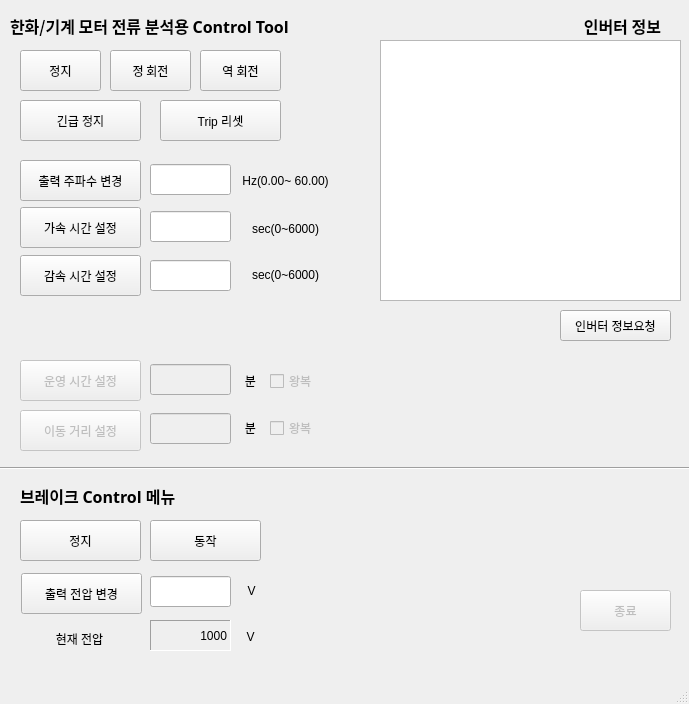
Before: the Qt Designer form inverterUI.ui in kimyh2000/pas-motor, drawn with Qt 5.
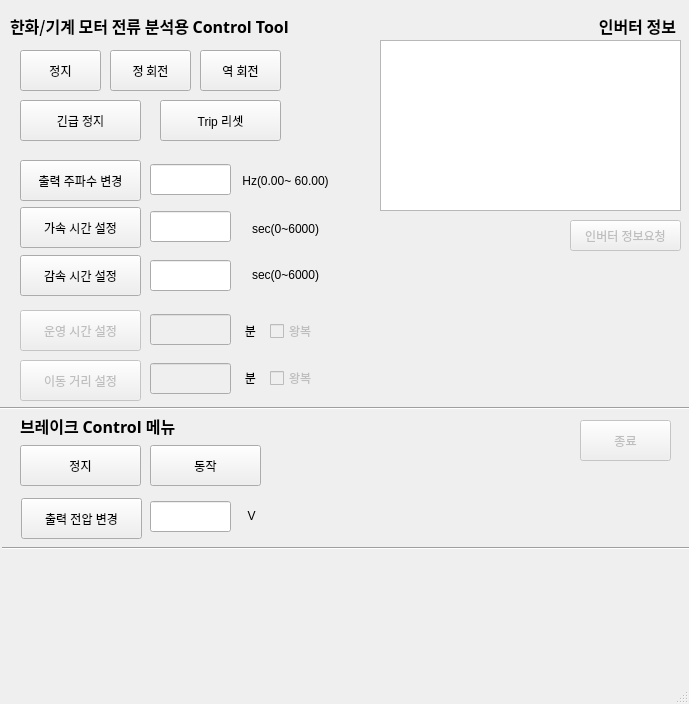
After: the same form once the commit is applied.

Commit message: Break 기능을 UI에 연결함

Patch:
```diff
--- a/inverterUI.ui
+++ b/inverterUI.ui
@@ -203,7 +203,7 @@
     <property name="geometry">
      <rect>
       <x>240</x>
-      <y>365</y>
+      <y>315</y>
       <width>21</width>
       <height>31</height>
      </rect>
@@ -222,7 +222,7 @@
     <property name="geometry">
      <rect>
       <x>20</x>
-      <y>360</y>
+      <y>310</y>
       <width>121</width>
       <height>41</height>
      </rect>
@@ -238,7 +238,7 @@
     <property name="geometry">
      <rect>
       <x>270</x>
-      <y>373</y>
+      <y>323</y>
       <width>51</width>
       <height>16</height>
      </rect>
@@ -254,7 +254,7 @@
     <property name="geometry">
      <rect>
       <x>20</x>
-      <y>410</y>
+      <y>360</y>
       <width>121</width>
       <height>41</height>
      </rect>
@@ -267,7 +267,7 @@
     <property name="geometry">
      <rect>
       <x>240</x>
-      <y>412</y>
+      <y>362</y>
       <width>21</width>
       <height>31</height>
      </rect>
@@ -286,7 +286,7 @@
     <property name="geometry">
      <rect>
       <x>270</x>
-      <y>420</y>
+      <y>370</y>
       <width>51</width>
       <height>16</height>
      </rect>
@@ -299,7 +299,7 @@
     <property name="geometry">
      <rect>
       <x>150</x>
-      <y>520</y>
+      <y>445</y>
       <width>111</width>
       <height>41</height>
      </rect>
@@ -321,7 +321,7 @@
     <property name="geometry">
      <rect>
       <x>20</x>
-      <y>480</y>
+      <y>410</y>
       <width>221</width>
       <height>31</height>
      </rect>
@@ -342,7 +342,7 @@
     <property name="geometry">
      <rect>
       <x>20</x>
-      <y>520</y>
+      <y>445</y>
       <width>121</width>
       <height>41</height>
      </rect>
@@ -355,23 +355,7 @@
     <property name="geometry">
      <rect>
       <x>241</x>
-      <y>575</y>
-      <width>21</width>
-      <height>31</height>
-     </rect>
-    </property>
-    <property name="text">
-     <string>V</string>
-    </property>
-    <property name="alignment">
-     <set>Qt::AlignCenter</set>
-    </property>
-   </widget>
-   <widget class="QLabel" name="label_12">
-    <property name="geometry">
-     <rect>
-      <x>240</x>
-      <y>621</y>
+      <y>500</y>
       <width>21</width>
       <height>31</height>
      </rect>
@@ -387,7 +371,7 @@
     <property name="geometry">
      <rect>
       <x>21</x>
-      <y>573</y>
+      <y>498</y>
       <width>121</width>
       <height>41</height>
      </rect>
@@ -396,48 +380,10 @@
      <string>출력 전압 변경</string>
     </property>
    </widget>
-   <widget class="QLabel" name="label_13">
-    <property name="geometry">
-     <rect>
-      <x>29</x>
-      <y>623</y>
-      <width>101</width>
-      <height>31</height>
-     </rect>
-    </property>
-    <property name="text">
-     <string>현재 전압</string>
-    </property>
-    <property name="alignment">
-     <set>Qt::AlignCenter</set>
-    </property>
-   </widget>
-   <widget class="QLabel" name="label_CurVoltage">
-    <property name="geometry">
-     <rect>
-      <x>150</x>
-      <y>620</y>
-      <width>81</width>
-      <height>31</height>
-     </rect>
-    </property>
-    <property name="frameShape">
-     <enum>QFrame::Panel</enum>
-    </property>
-    <property name="frameShadow">
-     <enum>QFrame::Sunken</enum>
-    </property>
-    <property name="text">
-     <string>1000</string>
-    </property>
-    <property name="alignment">
-     <set>Qt::AlignRight|Qt::AlignTrailing|Qt::AlignVCenter</set>
-    </property>
-   </widget>
    <widget class="QLabel" name="label_15">
     <property name="geometry">
      <rect>
-      <x>440</x>
+      <x>455</x>
       <y>10</y>
       <width>221</width>
       <height>31</height>
@@ -471,7 +417,7 @@
     <property name="geometry">
      <rect>
       <x>580</x>
-      <y>590</y>
+      <y>420</y>
       <width>91</width>
       <height>41</height>
      </rect>
@@ -520,7 +466,7 @@
     <property name="geometry">
      <rect>
       <x>150</x>
-      <y>364</y>
+      <y>314</y>
       <width>81</width>
       <height>31</height>
      </rect>
@@ -533,7 +479,7 @@
     <property name="geometry">
      <rect>
       <x>150</x>
-      <y>413</y>
+      <y>363</y>
       <width>81</width>
       <height>31</height>
      </rect>
@@ -543,7 +489,7 @@
     <property name="geometry">
      <rect>
       <x>150</x>
-      <y>576</y>
+      <y>501</y>
       <width>81</width>
       <height>31</height>
      </rect>
@@ -555,7 +501,7 @@
       <x>380</x>
       <y>40</y>
       <width>301</width>
-      <height>261</height>
+      <height>171</height>
      </rect>
     </property>
     <property name="font">
@@ -571,7 +517,7 @@
     <property name="geometry">
      <rect>
       <x>-70</x>
-      <y>460</y>
+      <y>400</y>
       <width>761</width>
       <height>16</height>
      </rect>
@@ -581,10 +527,13 @@
     </property>
    </widget>
    <widget class="QPushButton" name="pushButton_Update">
+    <property name="enabled">
+     <bool>false</bool>
+    </property>
     <property name="geometry">
      <rect>
-      <x>560</x>
-      <y>310</y>
+      <x>570</x>
+      <y>220</y>
       <width>111</width>
       <height>31</height>
      </rect>
@@ -593,6 +542,19 @@
      <string>인버터 정보요청</string>
     </property>
    </widget>
+   <widget class="Line" name="line_2">
+    <property name="geometry">
+     <rect>
+      <x>2</x>
+      <y>540</y>
+      <width>761</width>
+      <height>16</height>
+     </rect>
+    </property>
+    <property name="orientation">
+     <enum>Qt::Horizontal</enum>
+    </property>
+   </widget>
   </widget>
   <widget class="QMenuBar" name="menubar">
    <property name="geometry">
```
The commit also changes 1 other file.
